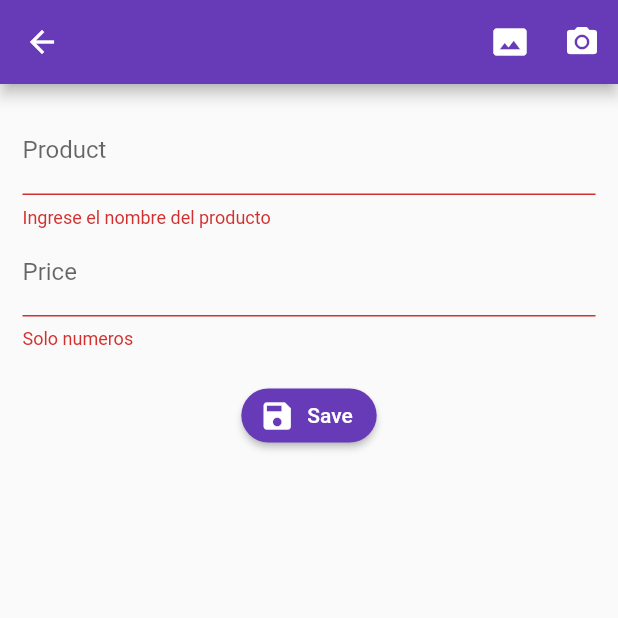
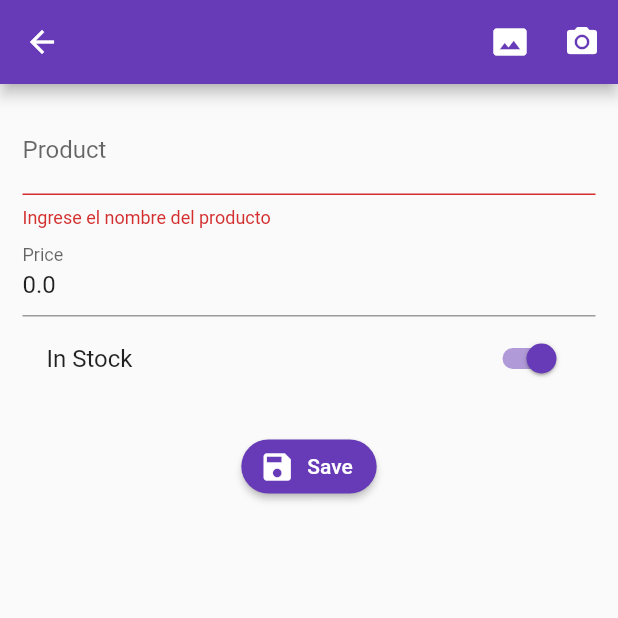
Before and after one commit to germanheinz/MyCRUD-REST, a Flutter app: the ProductPage screen opened by its route, after a tap on "Save", on a phone screen of 412 x 824 dp, the top half of it. Run offline on Flutter 3.47's test engine with Material 2 defaults, Android fonts, the phone set to English and light mode, and no system bars; our stand-ins replace rxdart.

```diff
--- a/lib/src/pages/product_page.dart
+++ b/lib/src/pages/product_page.dart
@@ -1,4 +1,5 @@
 import 'package:flutter/material.dart';
+import 'package:formvalidation/src/models/product.dart';
 import 'package:formvalidation/src/utils/utils.dart' as utils;
 
 class ProductPage extends StatefulWidget {
@@ -9,6 +10,8 @@ class ProductPage extends StatefulWidget {
 
 class _ProductPageState extends State<ProductPage> {
   final formKey = GlobalKey<FormState>();
+
+  ProducModel product = new ProducModel();
 
   @override
   Widget build(BuildContext context) {
@@ -33,6 +36,7 @@ class _ProductPageState extends State<ProductPage> {
             child: Column(children: <Widget>[
               _createName(),
               _createPrice(),
+              _createStock(),
               SizedBox(height: 20.0, width: 20.0),
               _createButton(),
             ],
@@ -45,10 +49,12 @@ class _ProductPageState extends State<ProductPage> {
 
   Widget _createName(){
     return TextFormField(
+      initialValue: product.title,
       textCapitalization: TextCapitalization.sentences,
       decoration: InputDecoration(
         labelText: 'Product'
       ),
+      onSaved: (value) => product.title = value,
       validator: (value){
         if(value.length<3){
           return 'Ingrese el nombre del producto';
@@ -61,10 +67,12 @@ class _ProductPageState extends State<ProductPage> {
 
   Widget _createPrice(){
   return TextFormField(
+    initialValue: product.value.toString(),
       keyboardType: TextInputType.numberWithOptions(decimal: true),
       decoration: InputDecoration(
         labelText: 'Price'
       ),
+      onSaved: (value) => product.value = double.parse(value),
       validator: (value) {
         if(utils.isNumeric(value)){
           return null;
@@ -73,6 +81,19 @@ class _ProductPageState extends State<ProductPage> {
         }
       }
     );
+  }
+  Widget _createStock(){
+
+    //Creamos el switch
+    return SwitchListTile(
+      value: product.stock,
+      title: Text('In Stock'),
+      activeColor: Colors.deepPurple,
+      onChanged: (value) => setState((){
+        product.stock = value;
+        print(product.stock);
+        }),
+      );
   }
 
   Widget _createButton(){
@@ -90,7 +111,15 @@ class _ProductPageState extends State<ProductPage> {
 
     if(!formKey.currentState.validate()) return;
 
+    //Dispara el save de todos los textfields que esten en el form
+    formKey.currentState.save();
+
     print('OK');
+    print('title: ${product.title}');
+    print('value: ${product.value}');
+    print('value: ${product.stock}');
 
   }
+
+
 }
```
